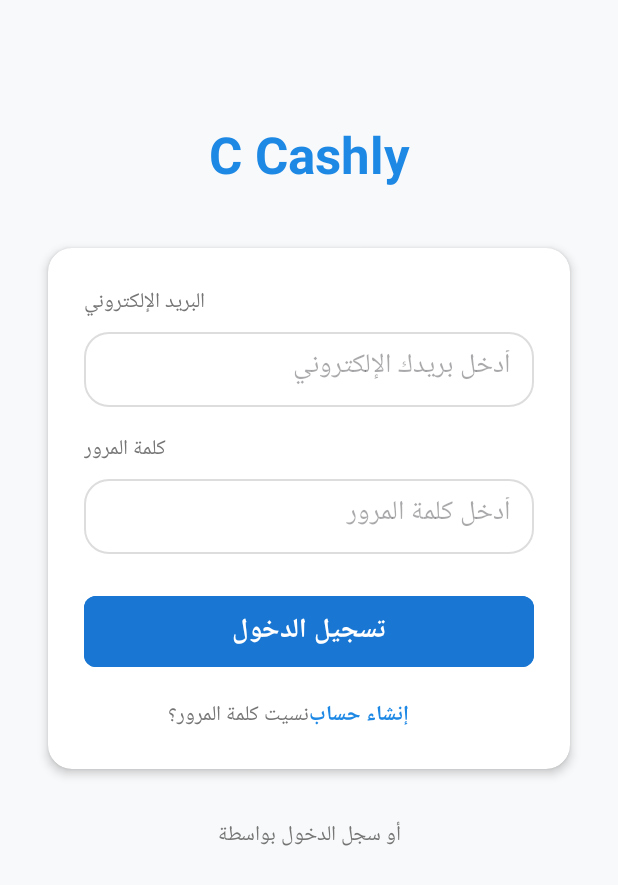
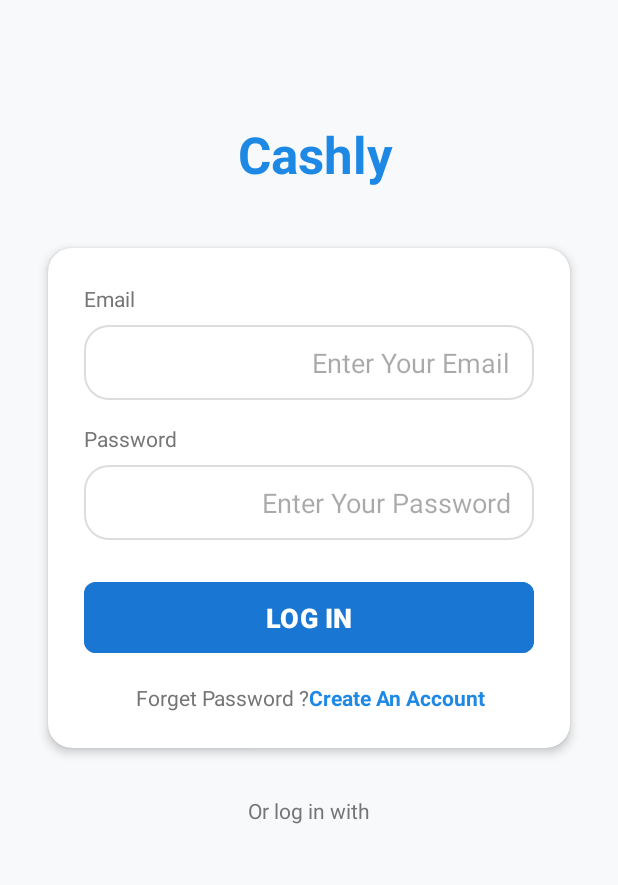
Before and after one commit to AhmedHussamRashed/Cashly_Easy, an Android app: the screen it shows after launch (LoginActivity), on a phone screen of 412 x 824 dp. Shown: the top 885 px of the screen. Run offline under Robolectric (Android 15) with nearby library versions, the light colour scheme and no system bars.

Commit message:
update code3

```diff
--- a/app/src/main/java/com/example/cashlyeasy/LoginActivity.java
+++ b/app/src/main/java/com/example/cashlyeasy/LoginActivity.java
@@ -5,11 +5,9 @@ import android.os.Bundle;
 import android.text.TextUtils;
 import android.widget.Button;
 import android.widget.EditText;
-import android.widget.ImageButton;
 import android.widget.TextView;
 import android.widget.Toast;
 
-import androidx.annotation.Nullable;
 import androidx.appcompat.app.AppCompatActivity;
 
 public class LoginActivity extends AppCompatActivity {
@@ -17,85 +15,65 @@ public class LoginActivity extends AppCompatActivity {
     private EditText etEmail, etPassword;
     private Button btnLogin;
     private TextView tvForgotPassword, tvCreateAccount;
-    private ImageButton ibFacebook, ibTwitter, ibGoogle;
 
     @Override
-    protected void onCreate(@Nullable Bundle savedInstanceState) {
+    protected void onCreate(Bundle savedInstanceState) {
         super.onCreate(savedInstanceState);
         setContentView(R.layout.activity_login);
 
-        // ربط العناصر من التصميم
+        // Bind UI elements
         etEmail = findViewById(R.id.etEmail);
         etPassword = findViewById(R.id.etPassword);
         btnLogin = findViewById(R.id.btnLogin);
         tvForgotPassword = findViewById(R.id.tvForgotPassword);
         tvCreateAccount = findViewById(R.id.tvCreateAccount);
-        ibFacebook = findViewById(R.id.ibFacebook);
-        ibTwitter = findViewById(R.id.ibTwitter);
-        ibGoogle = findViewById(R.id.ibGoogle);
 
-        // زر تسجيل الدخول
+        // Login button action
         btnLogin.setOnClickListener(v -> {
             String email = etEmail.getText().toString().trim();
             String password = etPassword.getText().toString().trim();
 
             if (validateInput(email, password)) {
-                // التحقق من صحة البيانات - هنا يمكنك إضافة التحقق الحقيقي (API أو Firebase)
-
-                // مثال على تحقق بسيط: إذا البريد وكلمة المرور صحيحين، انتقل للهوم
-                Toast.makeText(LoginActivity.this, "تم تسجيل الدخول بنجاح", Toast.LENGTH_SHORT).show();
-
-                // الانتقال إلى شاشة HomeActivity
-                Intent intent = new Intent(LoginActivity.this, HomeActivity.class);
-                startActivity(intent);
-                finish(); // لمنع العودة لشاشة تسجيل الدخول بالضغط على زر الرجوع
+                // Dummy credentials check (replace with real API later)
+                if (email.equals("admin@example.com") && password.equals("123456")) {
+                    goToHome();
+                } else {
+                    Toast.makeText(LoginActivity.this, "Invalid email or password", Toast.LENGTH_SHORT).show();
+                }
             }
         });
 
-        // باقي الأكواد كما هي
-        tvForgotPassword.setOnClickListener(v -> {
-            Toast.makeText(LoginActivity.this, "نسيت كلمة المرور", Toast.LENGTH_SHORT).show();
-            // كود فتح شاشة استعادة كلمة المرور
+        // Go to register screen
+        tvCreateAccount.setOnClickListener(v -> {
+            startActivity(new Intent(LoginActivity.this, Register.class));
         });
 
-        // التعديل هنا: عند الضغط على إنشاء حساب ننتقل إلى Register Activity
-        tvCreateAccount.setOnClickListener(v -> {
-            Intent intent = new Intent(LoginActivity.this, Register.class);
-            startActivity(intent);
-        });
-
-        ibFacebook.setOnClickListener(v -> {
-            Toast.makeText(LoginActivity.this, "تسجيل الدخول عبر فيسبوك", Toast.LENGTH_SHORT).show();
-            // كود تسجيل الدخول عبر فيسبوك
-        });
-
-        ibTwitter.setOnClickListener(v -> {
-            Toast.makeText(LoginActivity.this, "تسجيل الدخول عبر تويتر", Toast.LENGTH_SHORT).show();
-            // كود تسجيل الدخول عبر تويتر
-        });
-
-        ibGoogle.setOnClickListener(v -> {
-            Toast.makeText(LoginActivity.this, "تسجيل الدخول عبر جوجل", Toast.LENGTH_SHORT).show();
-            // كود تسجيل الدخول عبر جوجل
+        // Forgot password click
+        tvForgotPassword.setOnClickListener(v -> {
+            Toast.makeText(this, "Forgot password clicked", Toast.LENGTH_SHORT).show();
         });
     }
 
-    // دالة التحقق من صحة المدخلات
+    private void goToHome() {
+        startActivity(new Intent(LoginActivity.this, HomeActivity.class));
+        finish();
+    }
+
     private boolean validateInput(String email, String password) {
         if (TextUtils.isEmpty(email)) {
-            etEmail.setError("الرجاء إدخال البريد الإلكتروني");
+            etEmail.setError("Please enter your email");
             return false;
         }
         if (!android.util.Patterns.EMAIL_ADDRESS.matcher(email).matches()) {
-            etEmail.setError("البريد الإلكتروني غير صالح");
+            etEmail.setError("Invalid email format");
             return false;
         }
         if (TextUtils.isEmpty(password)) {
-            etPassword.setError("الرجاء إدخال كلمة المرور");
+            etPassword.setError("Please enter your password");
             return false;
         }
         if (password.length() < 6) {
-            etPassword.setError("كلمة المرور يجب أن تكون 6 أحرف على الأقل");
+            etPassword.setError("Password must be at least 6 characters");
             return false;
         }
         return true;
--- a/app/src/main/res/layout/activity_exchange.xml
+++ b/app/src/main/res/layout/activity_exchange.xml
@@ -1,11 +1,13 @@
 <?xml version="1.0" encoding="utf-8"?>
 <RelativeLayout xmlns:android="http://schemas.android.com/apk/res/android"
     xmlns:app="http://schemas.android.com/apk/res-auto"
+    xmlns:tools="http://schemas.android.com/tools"
     android:id="@+id/exchangeLayout"
     android:layout_width="match_parent"
     android:layout_height="match_parent"
     android:background="#FAFAFA"
-    android:padding="24dp">
+    android:padding="24dp"
+    tools:context=".Exchange">
 
     <!-- Title -->
     <TextView
--- a/app/src/main/res/layout/activity_login.xml
+++ b/app/src/main/res/layout/activity_login.xml
@@ -13,7 +13,7 @@
         android:id="@+id/tvLogo"
         android:layout_width="wrap_content"
         android:layout_height="wrap_content"
-        android:text="C Cashly"
+        android:text=" Cashly"
         android:textSize="34sp"
         android:textStyle="bold"
         android:textColor="@color/colorPrimary"
@@ -47,7 +47,7 @@
             <TextView
                 android:layout_width="wrap_content"
                 android:layout_height="wrap_content"
-                android:text="البريد الإلكتروني"
+                android:text="Email"
                 android:textColor="@color/grey_text"
                 android:textSize="14sp" />
 
@@ -57,7 +57,7 @@
                 android:layout_height="50dp"
                 android:layout_marginTop="8dp"
                 android:background="@drawable/edit_text_background"
-                android:hint="أدخل بريدك الإلكتروني"
+                android:hint="Enter Your Email"
                 android:inputType="textEmailAddress"
                 android:paddingStart="16dp"
                 android:paddingEnd="16dp"
@@ -68,7 +68,7 @@
             <TextView
                 android:layout_width="wrap_content"
                 android:layout_height="wrap_content"
-                android:text="كلمة المرور"
+                android:text="Password"
                 android:textColor="@color/grey_text"
                 android:textSize="14sp"
                 android:layout_marginTop="16dp"/>
@@ -79,7 +79,7 @@
                 android:layout_height="50dp"
                 android:layout_marginTop="8dp"
                 android:background="@drawable/edit_text_background"
-                android:hint="أدخل كلمة المرور"
+                android:hint="Enter Your Password"
                 android:inputType="textPassword"
                 android:paddingStart="16dp"
                 android:paddingEnd="16dp"
@@ -93,7 +93,7 @@
                 android:layout_height="55dp"
                 android:layout_marginTop="24dp"
                 android:backgroundTint="@color/button_blue"
-                android:text="تسجيل الدخول"
+                android:text="LOG IN"
                 android:textColor="@color/white"
                 android:textSize="18sp"
                 android:textStyle="bold"
@@ -111,7 +111,7 @@
                     android:layout_width="0dp"
                     android:layout_height="wrap_content"
                     android:layout_weight="1"
-                    android:text="نسيت كلمة المرور؟"
+                    android:text="Forget Password ?"
                     android:textColor="@color/grey_text"
                     android:textSize="14sp"
                     android:gravity="right"/>
@@ -121,7 +121,7 @@
                     android:layout_width="0dp"
                     android:layout_height="wrap_content"
                     android:layout_weight="1"
-                    android:text="إنشاء حساب"
+                    android:text="Create An Account"
                     android:textColor="@color/colorPrimary"
                     android:textSize="14sp"
                     android:textStyle="bold"
@@ -136,7 +136,7 @@
         android:id="@+id/tvSocialLoginSeparator"
         android:layout_width="wrap_content"
         android:layout_height="wrap_content"
-        android:text="أو سجل الدخول بواسطة"
+        android:text="Or log in with"
         android:textColor="@color/grey_text"
         android:textSize="14sp"
         app:layout_constraintTop_toBottomOf="@+id/cardLogin"
@@ -162,7 +162,7 @@
             android:layout_height="48dp"
             android:src="@drawable/ic_facebook"
             android:background="?attr/selectableItemBackgroundBorderless"
-            android:contentDescription="تسجيل الدخول بواسطة فيس بوك"
+            android:contentDescription="Facebook"
             android:layout_marginEnd="16dp"/>
 
         <!-- تويتر -->
@@ -172,7 +172,7 @@
             android:layout_height="48dp"
             android:src="@drawable/ic_twitter"
             android:background="?attr/selectableItemBackgroundBorderless"
-            android:contentDescription="تسجيل الدخول بواسطة تويتر"
+            android:contentDescription="Twitter"
             android:layout_marginEnd="16dp"/>
 
         <!-- جوجل -->
@@ -182,7 +182,7 @@
             android:layout_height="48dp"
             android:src="@drawable/ic_google"
             android:background="?attr/selectableItemBackgroundBorderless"
-            android:contentDescription="تسجيل الدخول بواسطة جوجل"/>
+            android:contentDescription="Google"/>
 
     </LinearLayout>
 
--- a/app/src/main/res/layout/activity_receipts.xml
+++ b/app/src/main/res/layout/activity_receipts.xml
@@ -55,7 +55,7 @@ android:paddingBottom="16dp">
     android:layout_width="match_parent"
     android:layout_height="45dp"
     android:layout_marginTop="16dp"
-    android:background="@drawable/search_bar_background"
+    android:background="@color/white"
     android:drawableStart="@drawable/ic_search"
     android:drawablePadding="12dp"
     android:hint="Search"
--- a/app/src/main/res/layout/activity_register.xml
+++ b/app/src/main/res/layout/activity_register.xml
@@ -5,14 +5,14 @@
     android:layout_width="match_parent"
     android:layout_height="match_parent"
     android:background="@color/background_grey"
-    tools:context=".RegisterActivity">
+    tools:context=".Register">
 
     <!-- Logo -->
     <TextView
         android:id="@+id/tvLogoRegister"
         android:layout_width="wrap_content"
         android:layout_height="wrap_content"
-        android:text="C Cashly"
+        android:text="Cashly"
         android:textSize="34sp"
         android:textStyle="bold"
         android:textColor="#3F51B5"
--- a/app/src/main/res/layout/item_device.xml
+++ b/app/src/main/res/layout/item_device.xml
@@ -12,7 +12,7 @@
         android:layout_width="32dp"
         android:layout_height="32dp"
         android:src="@drawable/ic_phone"
-        android:tint="@color/colorPrimary"/>
+        android:backgroundTint="@color/colorPrimary"/>
 
     <LinearLayout
         android:layout_width="0dp"
--- a/app/src/main/res/values/strings.xml
+++ b/app/src/main/res/values/strings.xml
@@ -1,5 +1,7 @@
 <resources>
     <string name="app_name">Cashly Easy</string>
+    <string name="default_web_client_id">ضع_هنا_قيمة_web_client_id</string>
+
 
     <string-array name="currency_array">
         <item>USD</item>
--- a/gradle.properties
+++ b/gradle.properties
@@ -19,3 +19,4 @@ android.useAndroidX=true
 # resources declared in the library itself and none from the library's dependencies,
 # thereby reducing the size of the R class for that library
 android.nonTransitiveRClass=true
+org.gradle.offline=false
--- a/settings.gradle
+++ b/settings.gradle
@@ -7,13 +7,14 @@ pluginManagement {
 }
 
 dependencyResolutionManagement {
-    repositoriesMode.set(RepositoriesMode.FAIL_ON_PROJECT_REPOS)
+    repositoriesMode.set(RepositoriesMode.FAIL_ON_PROJECT_REPOS  )
     repositories {
         google()
         mavenCentral()
         maven { url "https://jitpack.io" } // Important
+        maven { url "https://cardinalcommerce.jfrog.io/artifactory/android" } // أضف هذا السطر
     }
 }
 
 rootProject.name = "CashlyEasy"
-include ':app'
+include ":app"
```
Also changed, not shown: app/build.gradle (+18 -5 lines), app/src/main/java/com/example/cashlyeasy/Register.java (+23 -35 lines), app/src/main/res/layout/activity_reports.xml (+10 -5 lines), build.gradle (+9 -1 lines), gradle/libs.versions.toml (+10 -0 lines), 1 other file.
